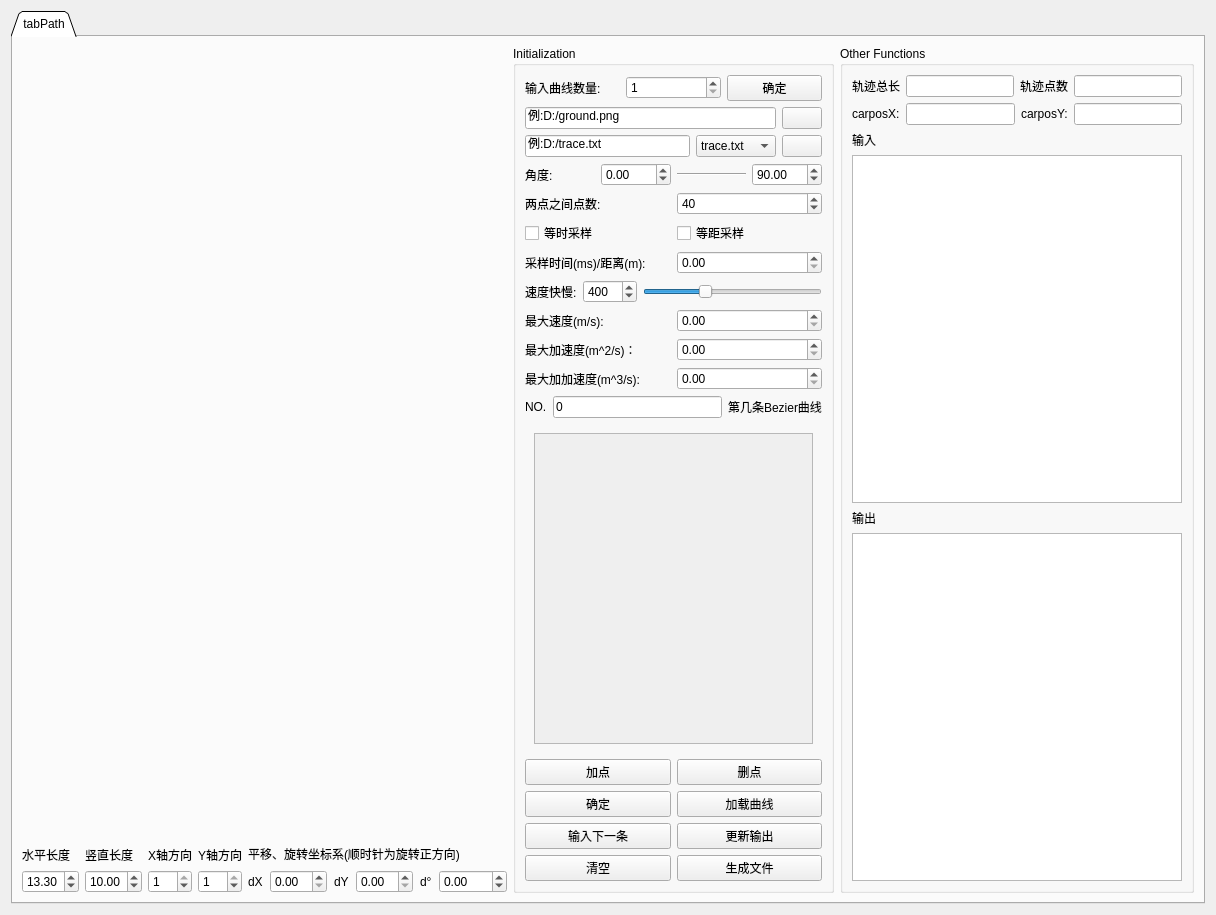
This is pages/pagepath.ui in BUPT-RobotTeam/ToolBox as Qt 5 draws it before an edit. The edited form follows.
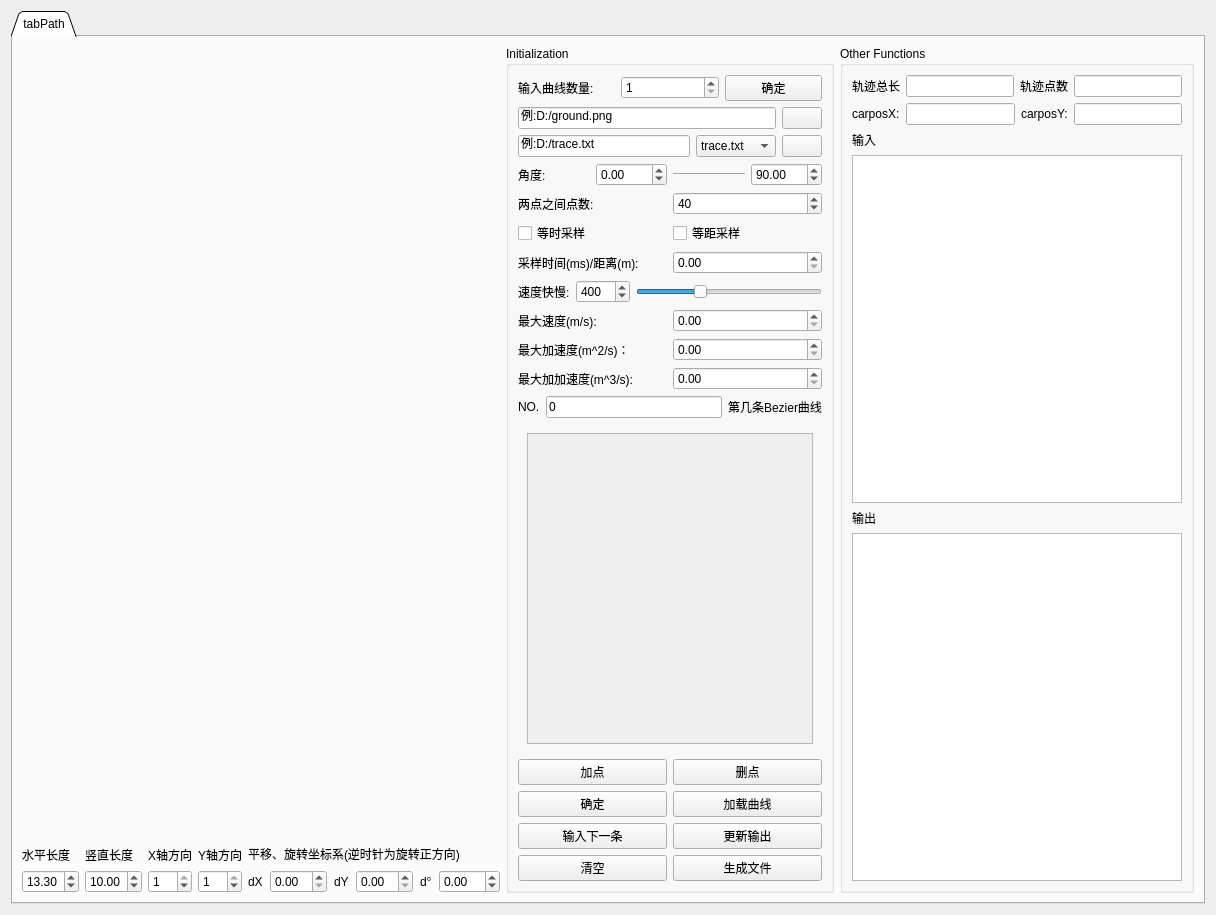
This is the edited form. Icons and pictures are not drawn. Custom widgets are drawn as their Qt base class.

Commit message: 添加旋转坐标系

Patch:
```diff
--- a/pages/pagepath.ui
+++ b/pages/pagepath.ui
@@ -203,7 +203,7 @@
                 </sizepolicy>
                </property>
                <property name="text">
-                <string>平移、旋转坐标系(顺时针为旋转正方向)</string>
+                <string>平移、旋转坐标系(逆时针为旋转正方向)</string>
                </property>
               </widget>
              </item>
@@ -268,10 +268,10 @@
                   </sizepolicy>
                  </property>
                  <property name="minimum">
-                  <double>-360.000000000000000</double>
+                  <double>-90.000000000000000</double>
                  </property>
                  <property name="maximum">
-                  <double>360.000000000000000</double>
+                  <double>90.000000000000000</double>
                  </property>
                  <property name="value">
                   <double>0.000000000000000</double>
```
Left out of the diff: 6 changed lines with no effect on the pictures. The commit also changes 3 other files.
